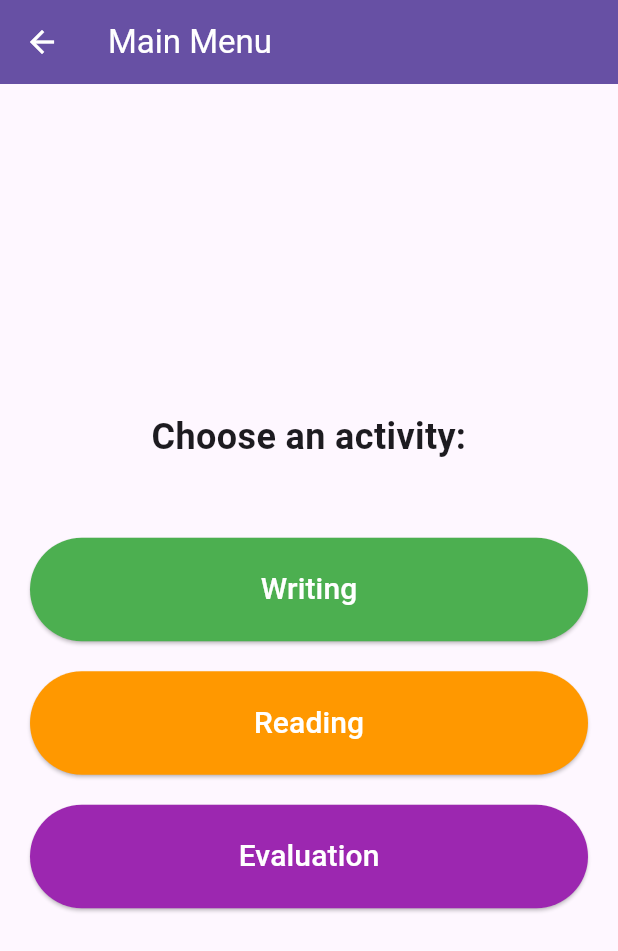
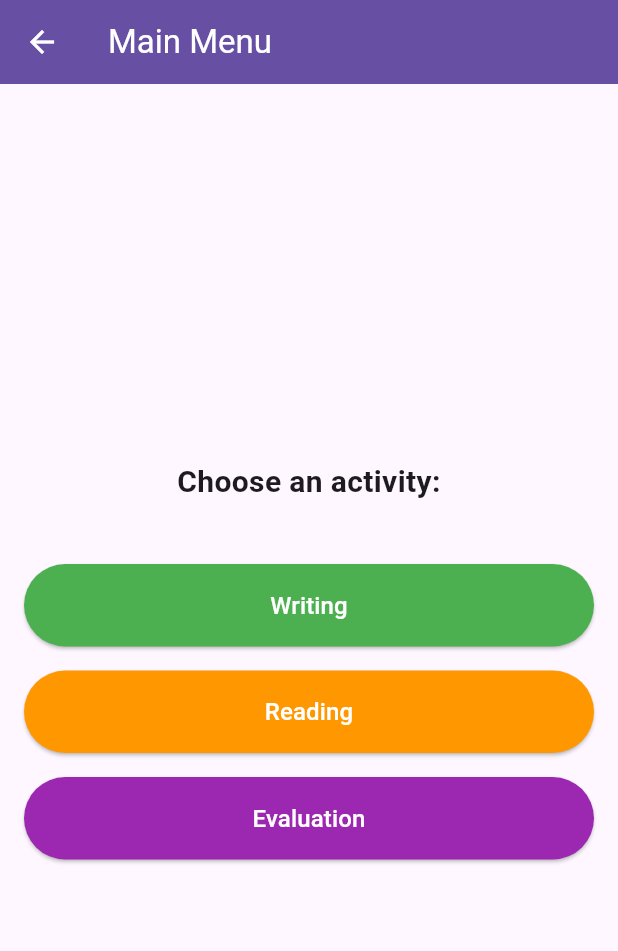
Before and after one commit to yaoxiaojun2008/flutterwriting, a Flutter app: the screen it shows after launch, after a tap on "START", on a phone screen of 412 x 824 dp. Shown: the top 951 px of the screen. Run offline on Flutter 3.47's test engine with Material 3 defaults, Android fonts, the phone set to English and light mode, and no system bars; our stand-ins replace file_picker.

Commit message:
add support mobile

```diff
--- a/lib/main.dart
+++ b/lib/main.dart
@@ -38,35 +38,35 @@ class _FirstPageState extends State<FirstPage> {
         foregroundColor: Colors.white,
       ),
       body: Container(
-        padding: const EdgeInsets.all(20),
+        padding: const EdgeInsets.all(16), // Reduced padding for smaller screens
         child: Column(
           mainAxisAlignment: MainAxisAlignment.center,
           crossAxisAlignment: CrossAxisAlignment.stretch,
           children: [
             const Icon(
               Icons.login_rounded,
-              size: 100,
+              size: 80, // Smaller icon for mobile
               color: Colors.blue,
             ),
-            const SizedBox(height: 30),
+            const SizedBox(height: 20), // Reduced spacing
             const Text(
               'Welcome!',
               textAlign: TextAlign.center,
               style: TextStyle(
-                fontSize: 32,
+                fontSize: 28, // Smaller font for mobile
                 fontWeight: FontWeight.bold,
               ),
             ),
-            const SizedBox(height: 20),
+            const SizedBox(height: 16), // Reduced spacing
             const Text(
               'Please login or register to continue',
               textAlign: TextAlign.center,
               style: TextStyle(
-                fontSize: 18,
+                fontSize: 16, // Smaller font for mobile
                 color: Colors.grey,
               ),
             ),
-            const SizedBox(height: 50),
+            const SizedBox(height: 40), // Reduced spacing
             ElevatedButton(
               onPressed: () {
                 Navigator.push(
@@ -75,13 +75,13 @@ class _FirstPageState extends State<FirstPage> {
                 );
               },
               style: ElevatedButton.styleFrom(
-                padding: const EdgeInsets.symmetric(vertical: 15),
+                padding: const EdgeInsets.symmetric(vertical: 12, horizontal: 16), // More touch-friendly
                 backgroundColor: Colors.blue,
               ),
               child: const Text(
                 'START',
                 style: TextStyle(
-                  fontSize: 20,
+                  fontSize: 18, // Slightly smaller
                   color: Colors.white,
                 ),
               ),
@@ -96,13 +96,21 @@ class _FirstPageState extends State<FirstPage> {
 class SecondPage extends StatefulWidget {
   const SecondPage({super.key});
 
-  @override
+  @parameter
   State<SecondPage> createState() => _SecondPageState();
 }
 
 class _SecondPageState extends State<SecondPage> {
   @override
   Widget build(BuildContext context) {
+    // Get screen size for responsive design
+    double screenWidth = MediaQuery.of(context).size.width;
+
+    // Adjust font sizes based on screen width
+    double titleFontSize = screenWidth > 600 ? 24.0 : 20.0;
+    double buttonFontSize = screenWidth > 600 ? 20.0 : 16.0;
+    double buttonVerticalPadding = screenWidth > 600 ? 20.0 : 16.0;
+
     return Scaffold(
       appBar: AppBar(
         title: const Text('Main Menu'),
@@ -110,20 +118,20 @@ class _SecondPageState extends State<SecondPage> {
         foregroundColor: Colors.white,
       ),
       body: Container(
-        padding: const EdgeInsets.all(20),
+        padding: const EdgeInsets.all(16), // Reduced padding for smaller screens
         child: Column(
           mainAxisAlignment: MainAxisAlignment.center,
           crossAxisAlignment: CrossAxisAlignment.stretch,
           children: [
-            const Text(
+            Text(
               'Choose an activity:',
               textAlign: TextAlign.center,
               style: TextStyle(
-                fontSize: 24,
+                fontSize: titleFontSize,
                 fontWeight: FontWeight.bold,
               ),
             ),
-            const SizedBox(height: 50),
+            const SizedBox(height: 40), // Consistent spacing
             ElevatedButton(
               onPressed: () {
                 // Navigate to the writing coach screen instead of showing an alert
@@ -133,18 +141,18 @@ class _SecondPageState extends State<SecondPage> {
                 );
               },
               style: ElevatedButton.styleFrom(
-                padding: const EdgeInsets.symmetric(vertical: 20),
+                padding: EdgeInsets.symmetric(vertical: buttonVerticalPadding, horizontal: 16),
                 backgroundColor: Colors.green,
               ),
-              child: const Text(
+              child: Text(
                 'Writing',
                 style: TextStyle(
-                  fontSize: 20,
+                  fontSize: buttonFontSize,
                   color: Colors.white,
                 ),
               ),
             ),
-            const SizedBox(height: 20),
+            const SizedBox(height: 16), // Reduced spacing
             ElevatedButton(
               onPressed: () {
                 // Reading functionality
@@ -167,18 +175,18 @@ class _SecondPageState extends State<SecondPage> {
                 );
               },
               style: ElevatedButton.styleFrom(
-                padding: const EdgeInsets.symmetric(vertical: 20),
+                padding: EdgeInsets.symmetric(vertical: buttonVerticalPadding, horizontal: 16),
                 backgroundColor: Colors.orange,
               ),
-              child: const Text(
+              child: Text(
                 'Reading',
                 style: TextStyle(
-                  fontSize: 20,
+                  fontSize: buttonFontSize,
                   color: Colors.white,
                 ),
               ),
             ),
-            const SizedBox(height: 20),
+            const SizedBox(height: 16), // Reduced spacing
             ElevatedButton(
               onPressed: () {
                 // Evaluation functionality
@@ -201,13 +209,13 @@ class _SecondPageState extends State<SecondPage> {
                 );
               },
               style: ElevatedButton.styleFrom(
-                padding: const EdgeInsets.symmetric(vertical: 20),
+                padding: EdgeInsets.symmetric(vertical: buttonVerticalPadding, horizontal: 16),
                 backgroundColor: Colors.purple,
               ),
-              child: const Text(
+              child: Text(
                 'Evaluation',
                 style: TextStyle(
-                  fontSize: 20,
+                  fontSize: buttonFontSize,
                   color: Colors.white,
                 ),
               ),
--- a/lib/writing_coach.dart
+++ b/lib/writing_coach.dart
@@ -124,7 +124,7 @@ class _WritingCoachScreenState extends State<WritingCoachScreen> {
         title: const Text('Writing Coach Info'),
         content: const Text(
           'This writing coach connects to a backend API for AI-powered writing evaluation. '
-          'Make sure the backend service is running at http://localhost:8000 for full functionality.'
+          'Make sure the backend service is running at https://coachwriting.vercel.app for full functionality.'
         ),
         actions: [
           TextButton(
@@ -151,7 +151,7 @@ class _WritingCoachScreenState extends State<WritingCoachScreen> {
           borderRadius: BorderRadius.circular(12),
         ),
         constraints: BoxConstraints(
-          maxWidth: MediaQuery.of(context).size.width * 0.8,
+          maxWidth: MediaQuery.of(context).size.width * 0.85, // Adjust message width for mobile
         ),
         child: Column(
           crossAxisAlignment: CrossAxisAlignment.start,
@@ -193,7 +193,7 @@ class _WritingCoachScreenState extends State<WritingCoachScreen> {
 
     return Container(
       margin: const EdgeInsets.only(top: 8),
-      padding: const EdgeInsets.all(12),
+      padding: const EdgeInsets.all(10), // Slightly reduced padding
       decoration: BoxDecoration(
         color: Colors.green[50],
         borderRadius: BorderRadius.circular(8),
@@ -231,7 +231,7 @@ class _WritingCoachScreenState extends State<WritingCoachScreen> {
 
   Widget _buildSection(String title, String content) {
     return Container(
-      margin: const EdgeInsets.only(bottom: 12),
+      margin: const EdgeInsets.only(bottom: 10), // Slightly reduced margin
       child: Column(
         crossAxisAlignment: CrossAxisAlignment.start,
         children: [
@@ -245,7 +245,7 @@ class _WritingCoachScreenState extends State<WritingCoachScreen> {
           const SizedBox(height: 4),
           Text(
             content,
-            style: const TextStyle(fontSize: 14),
+            style: const TextStyle(fontSize: 14), // Slightly smaller font for mobile
           ),
         ],
       ),
@@ -254,7 +254,7 @@ class _WritingCoachScreenState extends State<WritingCoachScreen> {
 
   Widget _buildListSection(String title, List<dynamic> items) {
     return Container(
-      margin: const EdgeInsets.only(bottom: 12),
+      margin: const EdgeInsets.only(bottom: 10), // Slightly reduced margin
       child: Column(
         crossAxisAlignment: CrossAxisAlignment.start,
         children: [
@@ -270,7 +270,7 @@ class _WritingCoachScreenState extends State<WritingCoachScreen> {
                 margin: const EdgeInsets.only(left: 8, bottom: 4),
                 child: Text(
                   '• ${item.toString()}',
-                  style: const TextStyle(fontSize: 14),
+                  style: const TextStyle(fontSize: 14), // Slightly smaller font for mobile
                 ),
               )).toList(),
         ],
@@ -293,8 +293,10 @@ class _WritingCoachScreenState extends State<WritingCoachScreen> {
               decoration: const InputDecoration(
                 hintText: 'Type your writing or question...',
                 border: OutlineInputBorder(),
-                contentPadding: EdgeInsets.all(8),
+                contentPadding: EdgeInsets.all(8), // Reduced padding
               ),
+              maxLines: 3, // Allow up to 3 lines for mobile
+              minLines: 1,
               onSubmitted: (_) => _sendMessage,
             ),
           ),
```
Also changed, not shown: 2 other files.
